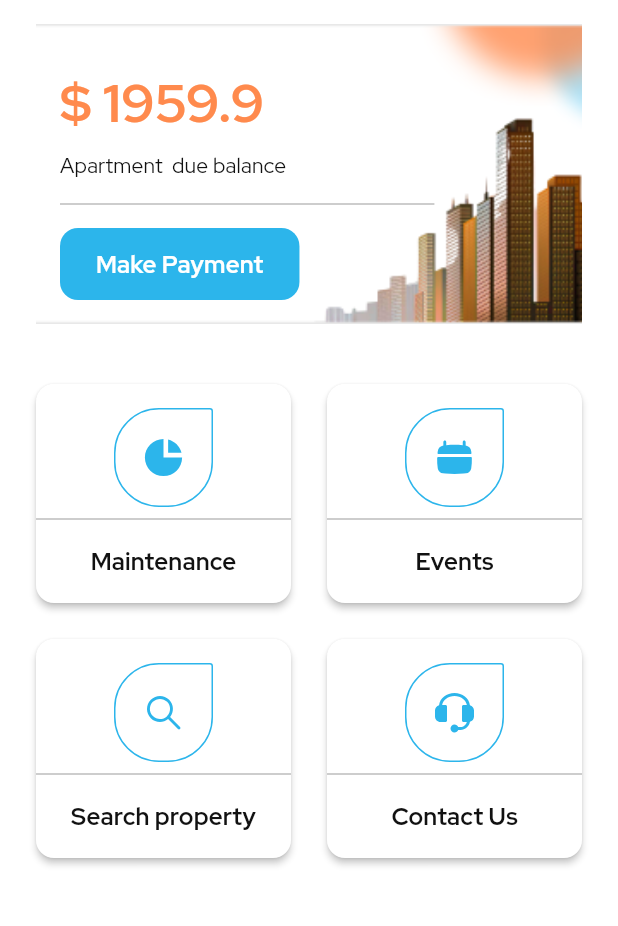
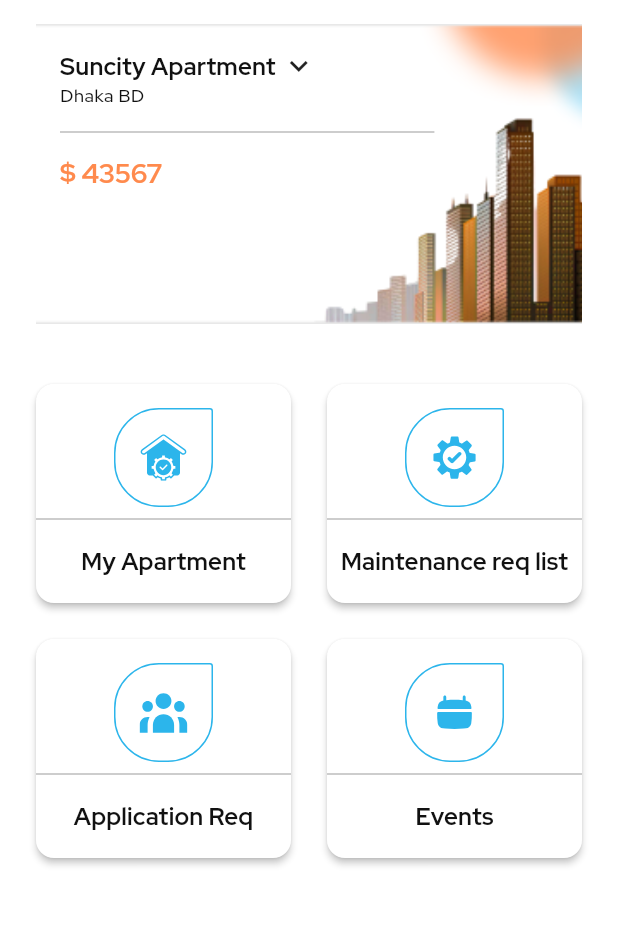
Before and after one commit to nurappsdev/rentalapp, a Flutter app: the HomeOwnerScreen screen opened by its route, on a phone screen of 412 x 824 dp, the part 66-992 px from its top. Run offline on Flutter 3.47's test engine with Material 3 defaults, Android fonts, the phone set to English and light mode, and no system bars; our stand-ins replace cached_network_image, calendar_date_picker2, chewie, connectivity_plus, country_code_picker, dio and 13 more; accounts and stored records are empty; project files that could hold a hidden picture were left out.

Commit message:
design: home owner

```diff
--- a/lib/core/config/app_icons.dart
+++ b/lib/core/config/app_icons.dart
@@ -30,6 +30,7 @@ class AppIcons{
   static const String userIcon ="$baseUrl/user_icon.svg";
   static const String onbaordingIcon ="$baseUrl/onboarding_icon.svg";
   static const String searchIcon ="$baseUrl/search_icon.svg";
+  static const String usersIcon ="$baseUrl/users_icon.svg";
   static const String dateIcon ="$baseUrl/date_icon.svg";
   static const String cardIcon ="$baseUrl/card_icon.svg";
   static const String congratulationIcon ="$baseUrl/congratulation_icon.svg";
@@ -40,6 +41,7 @@ class AppIcons{
   static const String paymentIcon ="$baseUrl/payment_icon.svg";
   static const String eventSideDrawerIcon ="$baseUrl/event_side_drawer_icon.svg";
   static const String docIcon ="$baseUrl/doc_icon.svg";
+  static const String apartmentIcon ="$baseUrl/apartment_icon.svg";
 
 
   //
--- a/lib/core/config/app_strings.dart
+++ b/lib/core/config/app_strings.dart
@@ -152,6 +152,9 @@ class AppStrings{
   static const String maintenance = "Maintenance";
   static const String events = "Events";
   static const String searchProperty = "Search property";
+  static const String applicationReq = "Application Req";
+  static const String maintenanceReq = "Maintenance Req";
+  static const String myApartment = "My Apartment";
   static const String contactUs = "Contact Us";
   static const String setting = "Setting";
   static const String logout = "Logout";
@@ -169,7 +172,8 @@ class AppStrings{
   static const String paymentSuccess = "Payment Success";
   static const String transactionId = "Transaction  ID";
   static const String totalTopUp = "Total Top Up";
-  static const String apartmentDueBalance = "Apartment  due balance";
+  static const String apartmentDueBalance = "Apartment due balance";
+  static const String apartmentSetup = "Your Apartment Setup Now";
   static const String autoPay = "Auto Pay";
   static const String pastPayment = "Past Payment";
   static const String emptyOpenReqest = "You don’t have any open maintenance request at this time add one by clicking on the + button";
--- a/lib/features/owner/home_owner/screens/home_owner_screen.dart
+++ b/lib/features/owner/home_owner/screens/home_owner_screen.dart
@@ -10,7 +10,7 @@ import 'package:alora/core/widgets/custom_app_bar.dart';
 import 'package:alora/core/widgets/custom_button.dart';
 import 'package:alora/core/widgets/custom_rounded_inner_icon.dart';
 import 'package:alora/shared/features/side_drawer/widget/custom_side_drawer.dart';
-import 'package:alora/features/renter/home_renter/widgets/banner_card.dart';
+import '../widgets/banner_card.dart';
 import 'package:alora/shared/widgets/home_card.dart';
 import 'package:flutter/material.dart';
 import 'package:get/get.dart';
@@ -52,7 +52,8 @@ class HomeOwnerScreen extends GetView<HomeOwnerController> {
             children: <Widget>[
               BannerCard(
                 price: 1959.90,
-                onMakePaymentCallback: () {
+                apartmentDropDown: const ApartmentDropDown(),
+                onCreateApartmentCallback: () {
 
                 },
               ),
@@ -63,18 +64,20 @@ class HomeOwnerScreen extends GetView<HomeOwnerController> {
                 children: <Widget>[
                   Expanded(
                     child: HomeCard(
-                      text: AppStrings.maintenance,
-                      svgAsset: AppIcons.homeMaintenanceIcon,
-                      onTapCallback: () => Get.toNamed(AppRoutes.renterMaintenanceRoute),
+                      text: AppStrings.myApartment,
+                      svgAsset: AppIcons.apartmentIcon,
+                      onTapCallback: () {},
                     ),
                   ),
+
                   Expanded(
                     child: HomeCard(
-                      svgAsset: AppIcons.eventIcon,
-                      text: AppStrings.events,
-                      onTapCallback: () => Get.toNamed(AppRoutes.renterEventsRoute),
+                      text: AppStrings.maintenanceReqList,
+                      svgAsset: AppIcons.maintenanceIcon,
+                      onTapCallback: () {},
                     ),
                   ),
+
                 ],
               ),
 
@@ -85,16 +88,17 @@ class HomeOwnerScreen extends GetView<HomeOwnerController> {
                 children: <Widget>[
                   Expanded(
                     child: HomeCard(
-                      svgAsset: AppIcons.searchIcon,
-                      text: AppStrings.searchProperty,
-                      onTapCallback: () => Get.toNamed(AppRoutes.searchApartmentsRoute, arguments: true),
+                      svgAsset: AppIcons.usersIcon,
+                      text: AppStrings.applicationReq,
+                      onTapCallback: () {},
                     ),
                   ),
+
                   Expanded(
                     child: HomeCard(
-                      svgAsset: AppIcons.contactUsIcon,
-                      text: AppStrings.contactUs,
-                      onTapCallback: () => Get.toNamed(AppRoutes.contactUsRoute),
+                      svgAsset: AppIcons.eventIcon,
+                      text: AppStrings.events,
+                      onTapCallback: (){},
                     ),
                   ),
                 ],
@@ -106,3 +110,182 @@ class HomeOwnerScreen extends GetView<HomeOwnerController> {
     );
   }
 }
+
+
+
+
+
+
+
+class ApartmentDropDown extends StatefulWidget {
+  const ApartmentDropDown({super.key});
+
+  @override
+  State createState() => _ApartmentDropDownState();
+}
+
+class _ApartmentDropDownState extends State<ApartmentDropDown> {
+  final LayerLink _layerLink = LayerLink();
+  OverlayEntry? _dropdownOverlay;
+
+  void _toggleDropdown() {
+    if (_dropdownOverlay == null) {
+      _dropdownOverlay = _createDropdown();
+      Overlay.of(context).insert(_dropdownOverlay!);
+    } else {
+      _dropdownOverlay?.remove();
+      _dropdownOverlay = null;
+    }
+  }
+
+  @override
+  void dispose() {
+    _dropdownOverlay?.remove();
+    _dropdownOverlay = null;
+    super.dispose();
+  }
+
+
+
+  OverlayEntry _createDropdown() {
+    final RenderBox renderBox = context.findRenderObject() as RenderBox;
+    final Offset offset = renderBox.localToGlobal(Offset.zero);
+
+    return OverlayEntry(
+      builder: (BuildContext context) => Positioned(
+        right: offset.dx,
+        top: offset.dy,
+        width: 250.0,
+        child: Material(
+          elevation: 4,
+          color: AppColors.whiteColor,
+          child: Padding(
+            padding: const EdgeInsets.only(left: 8.0),
+            child: Column(
+              spacing: 0.0,
+              mainAxisSize: MainAxisSize.min,
+              mainAxisAlignment: MainAxisAlignment.start,
+              crossAxisAlignment: CrossAxisAlignment.start,
+              children: <Widget>[
+                const SizedBox(height: AppSizes.xs,),
+
+                GestureDetector(
+                  onTap: _toggleDropdown,
+                  child: Text(
+                    "Suncity Apartment",
+                    style: context.txtTheme.titleSmall,
+                  ),
+                ),
+
+                const SizedBox(height: AppSizes.xs,),
+
+                const Divider(
+                  thickness: .5,
+                  color: AppColors.dividerColor,
+                ),
+
+                const SizedBox(height: AppSizes.xs,),
+                GestureDetector(
+                  onTap: _toggleDropdown,
+                  child: Text(
+                     "Villa city",
+                    style: context.txtTheme.titleSmall,
+                  ),
+                ),
+                const SizedBox(height: AppSizes.xs,),
+
+                const Divider(
+                  thickness: .5,
+                  color: AppColors.dividerColor,
+                ),
+
+                const SizedBox(height: AppSizes.xs,),
+                GestureDetector(
+                  onTap: _toggleDropdown,
+                  child: Text(
+                     "Police park",
+                    style: context.txtTheme.titleSmall,
+                  ),
+                ),
+                const SizedBox(height: AppSizes.xs,),
+
+                const Divider(
+                  thickness: .5,
+                  color: AppColors.dividerColor,
+                ),
+
+                const SizedBox(height: AppSizes.xs,),
+                GestureDetector(
+                  onTap: _toggleDropdown,
+                  child: Text(
+                    "Green city",
+                    style: context.txtTheme.titleSmall,
+                  ),
+                ),
+                const SizedBox(height: AppSizes.sm,),
+              ],
+            ),
+          ),
+        ),
+      ),
+    );
+  }
+
+  @override
+  Widget build(BuildContext context) {
+    return CompositedTransformTarget(
+      link: _layerLink,
+      child: GestureDetector(
+        behavior: HitTestBehavior.opaque,
+        onTap: _toggleDropdown,
+        child: Column(
+          mainAxisAlignment: MainAxisAlignment.start,
+          crossAxisAlignment: CrossAxisAlignment.start,
+          children: <Widget>[
+            Row(
+              mainAxisAlignment: MainAxisAlignment.start,
+              crossAxisAlignment: CrossAxisAlignment.start,
+              children: <Widget>[
+                Column(
+                  mainAxisAlignment: MainAxisAlignment.start,
+                  crossAxisAlignment: CrossAxisAlignment.start,
+                  children: <Widget>[
+                      Text(
+                        "Suncity Apartment ",
+                        style: context.txtTheme.titleMedium
+                      ),
+                      Text(
+                        "Dhaka BD",
+                        style: context.txtTheme.bodySmall
+                      ),
+                  ],
+                ),
+                const Icon(Icons.keyboard_arrow_down)
+              ],
+            ),
+
+            const SizedBox(height: AppSizes.sm),
+
+            Divider(
+              thickness: AppSizes.dividerHeight,
+              color: AppColors.dividerColor,
+              indent: 0,
+              endIndent: context.screenWidth * .2,
+            ),
+
+            const SizedBox(height: AppSizes.sm),
+
+            Text(
+              "\$ 43567",
+              style: context.txtTheme.titleLarge?.copyWith(
+                color: AppColors.orange
+              ),
+            ),
+
+            const SizedBox(height: AppSizes.sm),
+          ],
+        ),
+      )
+    );
+  }
+}
--- a/lib/features/owner/home_owner/widgets/banner_card.dart
+++ b/lib/features/owner/home_owner/widgets/banner_card.dart
@@ -10,13 +10,17 @@ import 'package:get/get_utils/src/extensions/context_extensions.dart';
 class BannerCard extends StatelessWidget {
   final double price;
   final String text;
-  final VoidCallback onMakePaymentCallback;
+  final bool isCreate;
+  final Widget? apartmentDropDown;
+  final VoidCallback onCreateApartmentCallback;
 
   const BannerCard({
     super.key,
     required this.price,
-    this.text = AppStrings.apartmentDueBalance,
-    required this.onMakePaymentCallback,
+    this.text = AppStrings.apartmentSetup,
+    this.isCreate = false,
+    this.apartmentDropDown,
+    required this.onCreateApartmentCallback,
   });
 
   @override
@@ -41,26 +45,18 @@ class BannerCard extends StatelessWidget {
             ),
           ),
 
-          // 🔹 Text and button
+
           Positioned(
             left: 16,
             right: 16,
-            bottom: 16,
+            top: 16,
             child: Column(
               crossAxisAlignment: CrossAxisAlignment.start,
               children: <Widget>[
-                Text(
-                  "\$ $price",
-                  style: context.txtTheme.headlineSmall?.copyWith(
-                    fontSize: 36.0,
-                    color: AppColors.orange
-                  ),
-                ),
-                const SizedBox(height: AppSizes.sm),
-
+                if(isCreate) ...<Widget>[
                   Text(
                     text,
-                  style: context.txtTheme.labelLarge
+                    style: context.txtTheme.titleMedium
                   ),
 
                   const SizedBox(height: AppSizes.sm),
@@ -75,10 +71,15 @@ class BannerCard extends StatelessWidget {
                   const SizedBox(height: AppSizes.sm),
 
                   CustomButton(
-                  onTap: onMakePaymentCallback,
+                    onTap: onCreateApartmentCallback,
                     text: AppStrings.makePayment,
                     width: 130.0,
                   )
+                ]
+                else ...<Widget>[
+                  if(apartmentDropDown != null)
+                    apartmentDropDown!,
+                ]
               ],
             ),
           ),
```
Also changed, not shown: assets/icons/apartment_icon.svg (added), assets/icons/users_icon.svg (added). Lines whose indentation alone changed are shown as unchanged.
